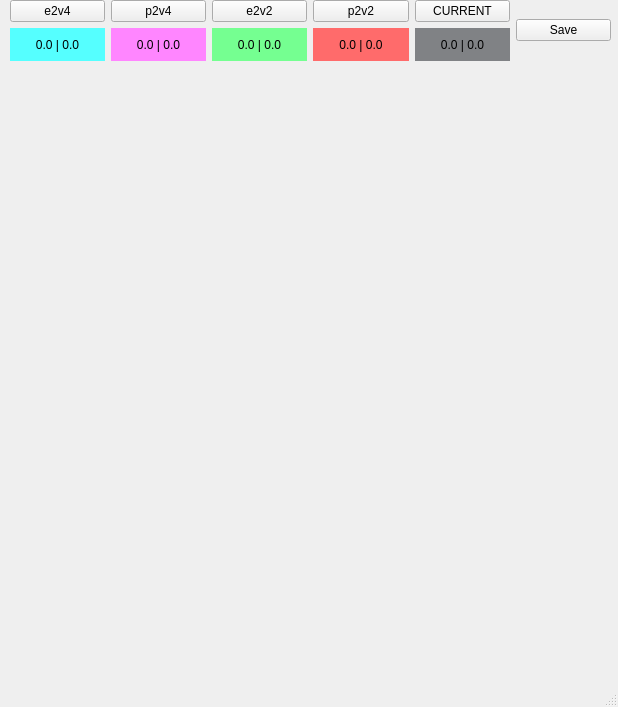
The window that uis/wp's.ui (vitaliibalakin/c_orbit) describes before a commit, drawn with Qt 5.
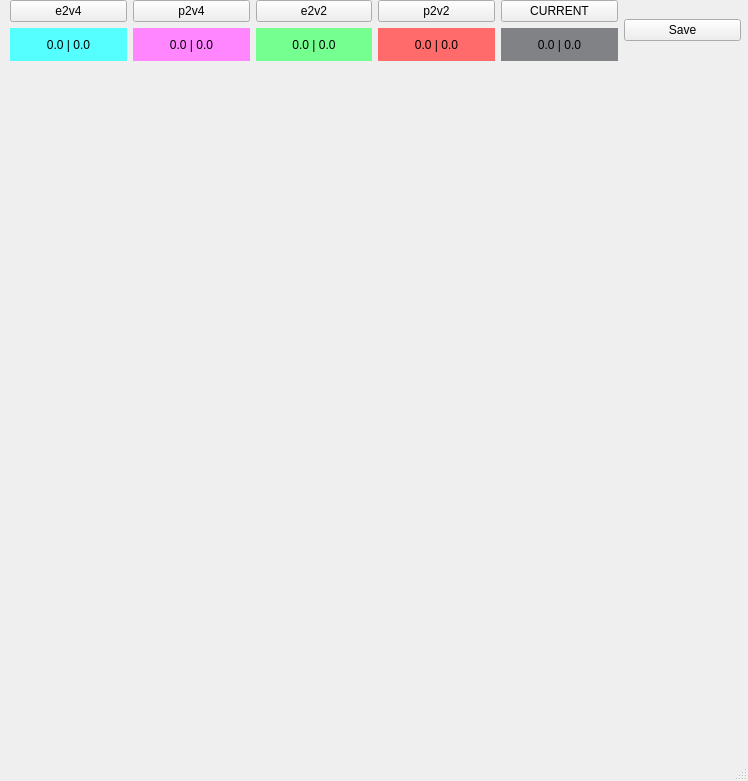
The same window after the commit.

The edit to the form file:
```diff
--- a/uis/wp's.ui
+++ b/uis/wp's.ui
@@ -6,8 +6,8 @@
    <rect>
     <x>0</x>
     <y>0</y>
-    <width>618</width>
-    <height>707</height>
+    <width>748</width>
+    <height>781</height>
    </rect>
   </property>
   <property name="windowTitle">
@@ -19,8 +19,8 @@
      <rect>
       <x>10</x>
       <y>60</y>
-      <width>600</width>
-      <height>600</height>
+      <width>731</width>
+      <height>671</height>
      </rect>
     </property>
    </widget>
@@ -29,7 +29,7 @@
      <rect>
       <x>10</x>
       <y>0</y>
-      <width>601</width>
+      <width>731</width>
       <height>61</height>
      </rect>
     </property>
```
Left out of the diff: 2 changed lines with no effect on the pictures.
